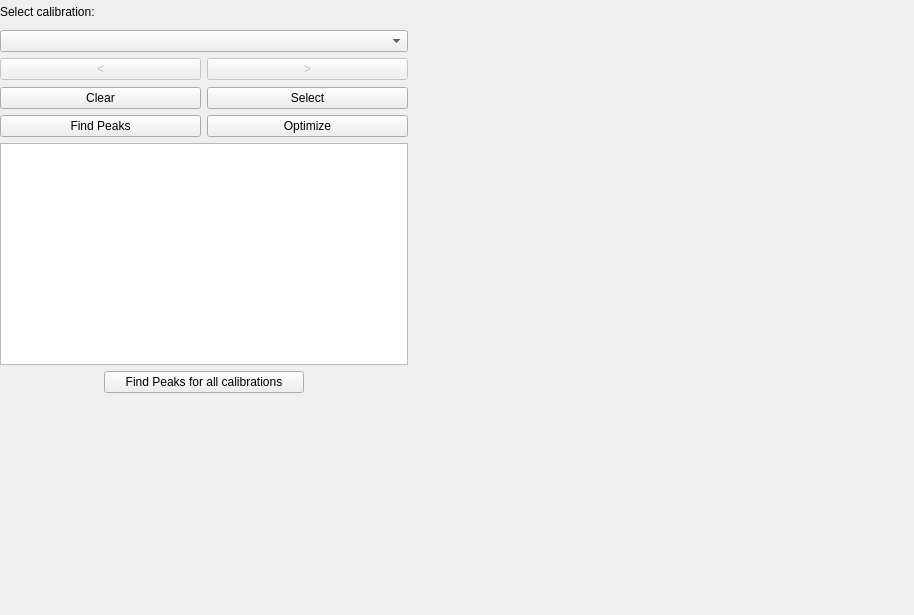
Qt form bmicro/gui/extraction/extraction_view.ui (BrillouinMicroscopy/BMicro) before a commit.
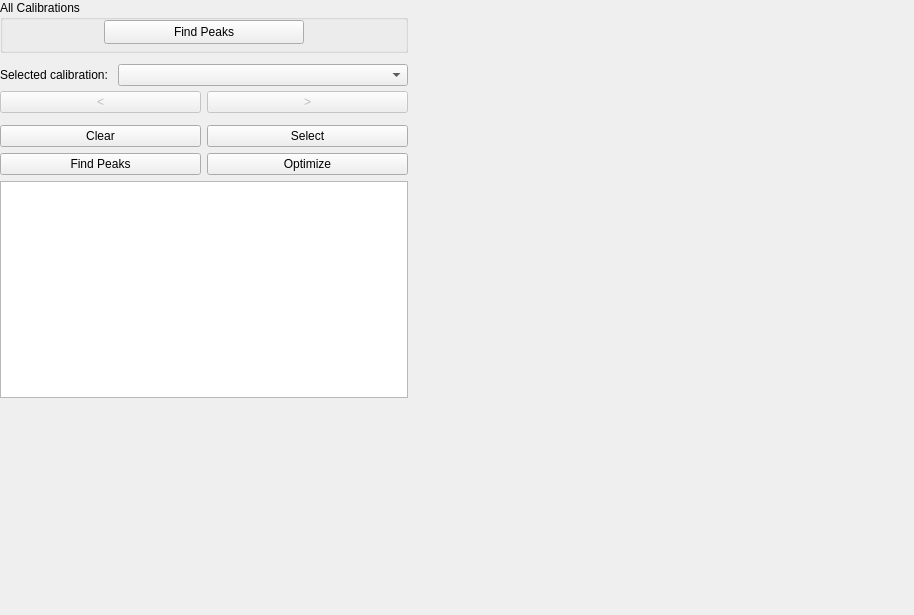
The same form after that commit.

Commit message: Adjust extraction view to changed calibration view

Patch:
```diff
--- a/bmicro/gui/extraction/extraction_view.ui
+++ b/bmicro/gui/extraction/extraction_view.ui
@@ -30,12 +30,82 @@
     <layout class="QHBoxLayout" name="horizontalLayout_2">
      <item>
       <layout class="QVBoxLayout" name="verticalLayout_2">
+       <item>
+        <widget class="QGroupBox" name="box_all_calibrations">
+         <property name="minimumSize">
+          <size>
+           <width>0</width>
+           <height>40</height>
+          </size>
+         </property>
+         <property name="title">
+          <string>All Calibrations</string>
+         </property>
+         <layout class="QVBoxLayout" name="verticalLayout_4">
+          <property name="leftMargin">
+           <number>0</number>
+          </property>
+          <property name="topMargin">
+           <number>0</number>
+          </property>
+          <property name="rightMargin">
+           <number>0</number>
+          </property>
+          <property name="bottomMargin">
+           <number>6</number>
+          </property>
+          <item>
+           <layout class="QHBoxLayout" name="horizontalLayout_4">
+            <item>
+             <spacer name="horizontalSpacer_2">
+              <property name="orientation">
+               <enum>Qt::Horizontal</enum>
+              </property>
+              <property name="sizeHint" stdset="0">
+               <size>
+                <width>40</width>
+                <height>20</height>
+               </size>
+              </property>
+             </spacer>
+            </item>
+            <item>
+             <widget class="QPushButton" name="button_find_points_all">
+              <property name="minimumSize">
+               <size>
+                <width>200</width>
+                <height>24</height>
+               </size>
+              </property>
+              <property name="text">
+               <string>Find Peaks</string>
+              </property>
+             </widget>
+            </item>
+            <item>
+             <spacer name="horizontalSpacer">
+              <property name="orientation">
+               <enum>Qt::Horizontal</enum>
+              </property>
+              <property name="sizeHint" stdset="0">
+               <size>
+                <width>40</width>
+                <height>20</height>
+               </size>
+              </property>
+             </spacer>
+            </item>
+           </layout>
+          </item>
+         </layout>
+        </widget>
+       </item>
        <item>
         <widget class="QWidget" name="widget_selection" native="true">
          <property name="minimumSize">
           <size>
            <width>400</width>
-           <height>81</height>
+           <height>60</height>
           </size>
          </property>
          <property name="maximumSize">
@@ -45,6 +115,9 @@
           </size>
          </property>
          <layout class="QVBoxLayout" name="verticalLayout">
+          <property name="spacing">
+           <number>0</number>
+          </property>
           <property name="leftMargin">
            <number>0</number>
           </property>
@@ -58,36 +131,40 @@
            <number>0</number>
           </property>
           <item>
-           <widget class="QLabel" name="label">
-            <property name="sizePolicy">
-             <sizepolicy hsizetype="Expanding" vsizetype="Fixed">
-              <horstretch>0</horstretch>
-              <verstretch>0</verstretch>
-             </sizepolicy>
+           <layout class="QHBoxLayout" name="horizontalLayout_5">
+            <property name="spacing">
+             <number>10</number>
             </property>
-            <property name="minimumSize">
-             <size>
-              <width>0</width>
-              <height>24</height>
-             </size>
-            </property>
-            <property name="text">
-             <string>Select calibration:</string>
-            </property>
-           </widget>
-          </item>
-          <item>
-           <widget class="QComboBox" name="combobox_datasets">
-            <property name="minimumSize">
-             <size>
-              <width>0</width>
-              <height>0</height>
-             </size>
-            </property>
-           </widget>
+            <item>
+             <widget class="QLabel" name="label">
+              <property name="text">
+               <string>Selected calibration:</string>
+              </property>
+             </widget>
+            </item>
+            <item>
+             <widget class="QComboBox" name="combobox_datasets">
+              <property name="sizePolicy">
+               <sizepolicy hsizetype="Expanding" vsizetype="Fixed">
+                <horstretch>0</horstretch>
+                <verstretch>0</verstretch>
+               </sizepolicy>
+              </property>
+              <property name="minimumSize">
+               <size>
+                <width>0</width>
+                <height>0</height>
+               </size>
+              </property>
+             </widget>
+            </item>
+           </layout>
           </item>
           <item>
            <layout class="QHBoxLayout" name="horizontalLayout_3">
+            <property name="spacing">
+             <number>6</number>
+            </property>
             <item>
              <widget class="QPushButton" name="button_prev_frame">
               <property name="enabled">
@@ -228,75 +305,6 @@
          </layout>
         </widget>
        </item>
-       <item>
-        <widget class="QWidget" name="widget" native="true">
-         <property name="minimumSize">
-          <size>
-           <width>0</width>
-           <height>20</height>
-          </size>
-         </property>
-         <property name="maximumSize">
-          <size>
-           <width>700</width>
-           <height>16777215</height>
-          </size>
-         </property>
-         <layout class="QHBoxLayout" name="horizontalLayout_5">
-          <property name="leftMargin">
-           <number>0</number>
-          </property>
-          <property name="topMargin">
-           <number>0</number>
-          </property>
-          <property name="rightMargin">
-           <number>0</number>
-          </property>
-          <property name="bottomMargin">
-           <number>0</number>
-          </property>
-          <item>
-           <spacer name="horizontalSpacer_2">
-            <property name="orientation">
-             <enum>Qt::Horizontal</enum>
-            </property>
-            <property name="sizeHint" stdset="0">
-             <size>
-              <width>40</width>
-              <height>20</height>
-             </size>
-            </property>
-           </spacer>
-          </item>
-          <item>
-           <widget class="QPushButton" name="button_find_points_all">
-            <property name="minimumSize">
-             <size>
-              <width>200</width>
-              <height>0</height>
-             </size>
-            </property>
-            <property name="text">
-             <string>Find Peaks for all calibrations</string>
-            </property>
-           </widget>
-          </item>
-          <item>
-           <spacer name="horizontalSpacer">
-            <property name="orientation">
-             <enum>Qt::Horizontal</enum>
-            </property>
-            <property name="sizeHint" stdset="0">
-             <size>
-              <width>40</width>
-              <height>20</height>
-             </size>
-            </property>
-           </spacer>
-          </item>
-         </layout>
-        </widget>
-       </item>
        <item>
         <spacer name="verticalSpacer">
          <property name="orientation">
```
